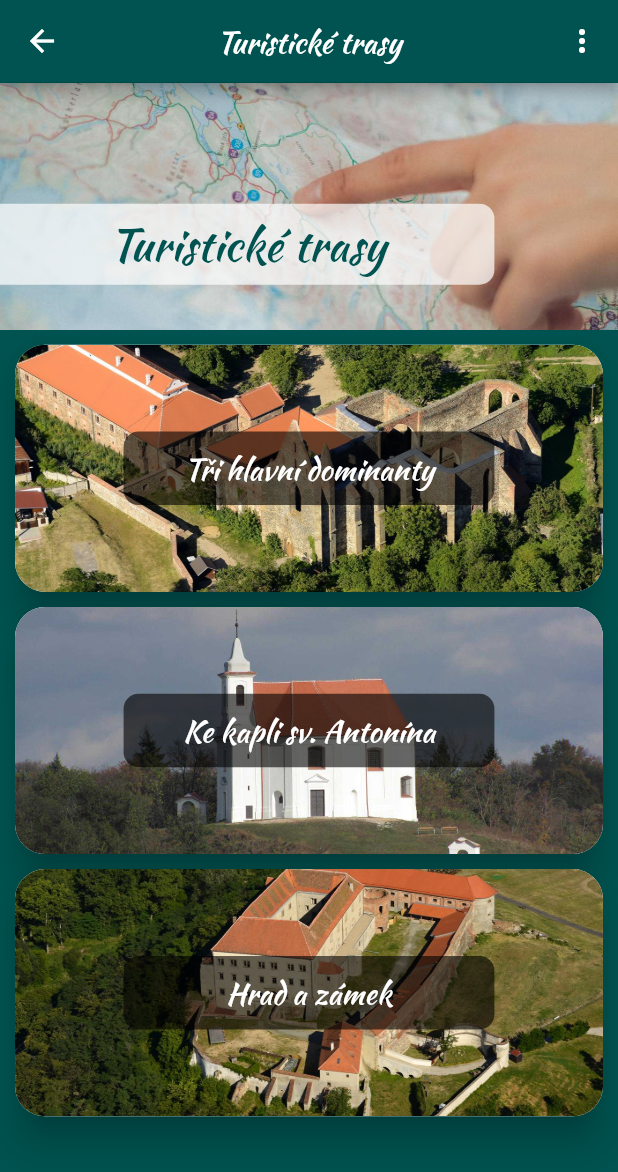
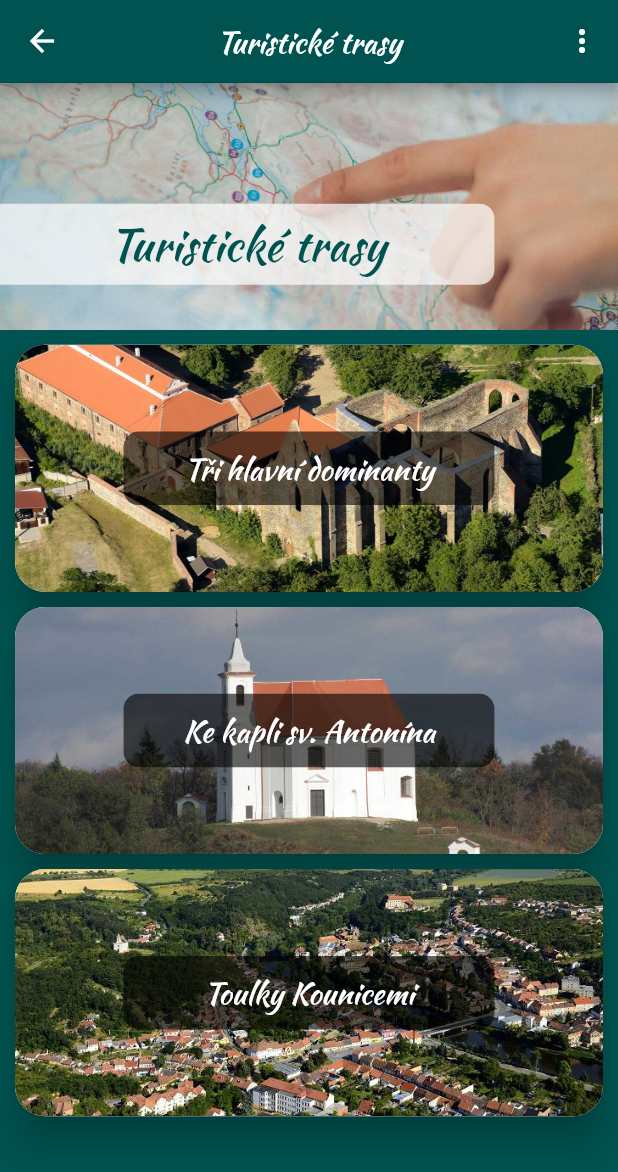
Before and after one commit to zowelu/dolni_kounice, a Flutter app: the Trips screen opened by its route, on a phone screen of 412 x 824 dp. Shown: the top 1172 px of the screen. Run offline on Flutter 3.47's test engine with Material 2 defaults, Android fonts, the phone set to English and light mode, and no system bars; our stand-ins replace audioplayers, photo_view, splashscreen, webview_flutter.

Commit message:
vytvoření odkazu pro toulky kounicemi v trips.dart

```diff
--- a/lib/screens/trips.dart
+++ b/lib/screens/trips.dart
@@ -2,6 +2,7 @@
 import 'package:dolni_kounice/components/monuments/chapel_of_st_antonine.dart';
 import 'package:dolni_kounice/components/default_page_of_choice.dart';
 import 'package:dolni_kounice/components/monuments/rosa_coeli.dart';
+import 'package:dolni_kounice/screens/trips/tripAroundDolniKounice.dart';
 import 'package:dolni_kounice/screens/trips/tripThreeMainDominants.dart';
 import 'package:dolni_kounice/screens/trips/tripToChapelOfStAntonine.dart';
 import 'package:flutter/material.dart';
@@ -99,13 +100,12 @@
           ),
         ),
         Hero(
-          tag: CastleAndChateau().tag,
+          tag: TripAroundDolniKounice.tag,
           child: ChoiceContainer(
-            assetImageOfChoice:
-            CastleAndChateau().imageGallery[0],
-            textOfChoice: CastleAndChateau().name,
+            assetImageOfChoice:'assets/images/pamatky/mesto/mesto-letecky.jpg',
+            textOfChoice: TripAroundDolniKounice.name,
             onTap: () {
-              Navigator.pushNamed(context, MonumentsCastleAndChateau.id);
+              Navigator.pushNamed(context, TripAroundDolniKounice.id);
             },
           ),
         ),
```
